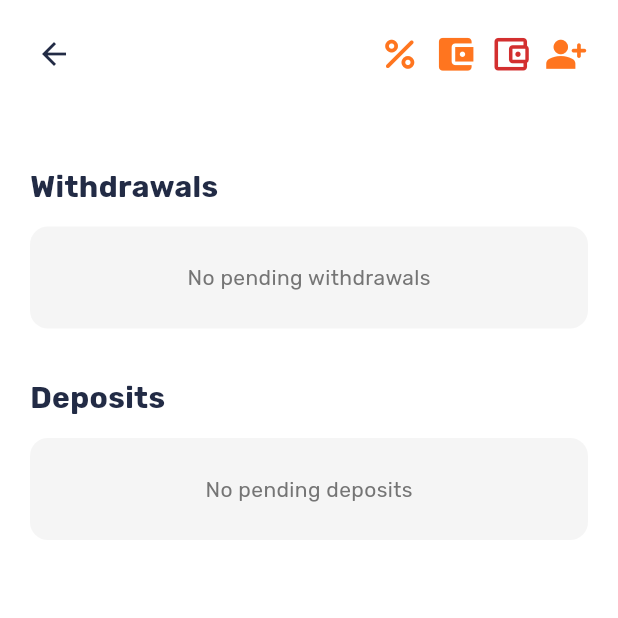
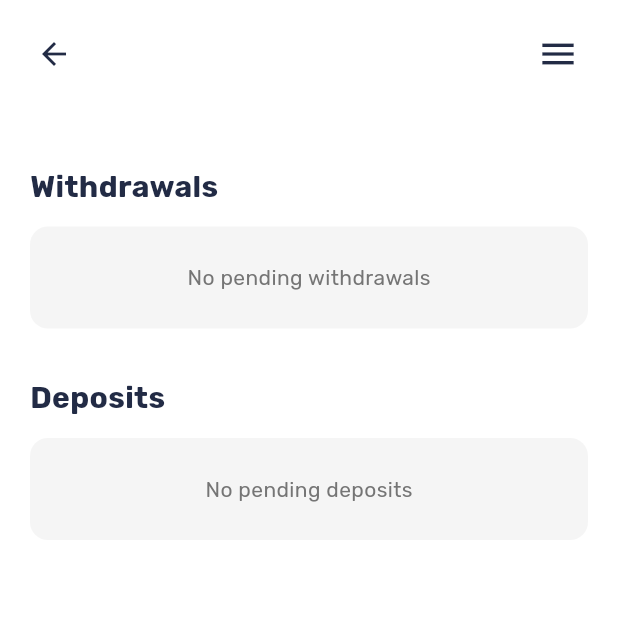
Before and after one commit to calebdaradal/ac_app, a Flutter app: the AdminScreen screen opened by its route, on a phone screen of 412 x 824 dp, the top half of it. Run offline on Flutter 3.47's test engine with Material 3 defaults, Android fonts, the phone set to English and light mode, and no system bars; our stand-ins replace flutter_dotenv, flutter_secure_storage, flutter_svg, google_fonts, image_picker, pinput and 2 more; missing offline and left inert: onesignal_flutter; accounts and stored records are empty; statements that could not run were skipped.

Commit message:
Changed the actions in the admin panel and put inside a hamburger icon

```diff
--- a/lib/screens/admin_screen.dart
+++ b/lib/screens/admin_screen.dart
@@ -1927,57 +1927,74 @@ class _AdminScreenState extends State<AdminScreen> {
                 Expanded(
                   child: SizedBox(),
                 ),
-                Row(
-                  children: [
-                    InkWell(
-                      onTap: () {
-                        _showYieldModal();
-                      },
-                      borderRadius: BorderRadius.all(Radius.circular(25)),
-                      highlightColor: Colors.white,
-                      child: Padding(
-                        padding: const EdgeInsets.all(4.0),
-                        child: Icon(Icons.percent_rounded, size: 29, color: AppColors.primaryColor),
-                      ),
+                Theme(
+                  data: Theme.of(context).copyWith(
+                    popupMenuTheme: PopupMenuThemeData(
+                      color: AppColors.secondaryColor,
                     ),
-
-                    InkWell(
-                      onTap: () {
-                        _showDepositModal();
-                      },
-                      borderRadius: BorderRadius.all(Radius.circular(25)),
-                      highlightColor: Colors.white,
-                      child: Padding(
-                        padding: const EdgeInsets.all(4.0),
-                        child: Icon(Icons.account_balance_wallet, size: 29, color: AppColors.primaryColor),
-                      ),
-                    ),
-
-                    InkWell(
-                      onTap: () {
-                        _showWithdrawModal();
-                      },
-                      borderRadius: BorderRadius.all(Radius.circular(25)),
-                      highlightColor: Colors.white,
-                      child: Padding(
-                        padding: const EdgeInsets.all(4.0),
-                        child: Icon(Icons.account_balance_wallet_outlined, size: 29, color: Colors.red.shade700),
-                      ),
-                    ),
-
-                    InkWell(
-                      onTap: () {
-                        Navigator.pushNamed(context, CreateUserScreen.routeName);
-                      },
-                      borderRadius: BorderRadius.all(Radius.circular(25)),
-                      highlightColor: Colors.white,
-                      child: Padding(
-                        padding: const EdgeInsets.all(4.0),
-                        child: Icon(Icons.person_add_alt_rounded, size: 29, color: AppColors.primaryColor),
-                      ),
-                    ),
-                  ],
-                )
+                  ),
+                  child: PopupMenuButton<String>(
+                    icon: Icon(Icons.menu, color: AppColors.titleColor, size: 28),
+                    onSelected: (value) {
+                      switch (value) {
+                        case 'yield':
+                          _showYieldModal();
+                          break;
+                        case 'deposit':
+                          _showDepositModal();
+                          break;
+                        case 'withdraw':
+                          _showWithdrawModal();
+                          break;
+                        case 'create_user':
+                          Navigator.pushNamed(context, CreateUserScreen.routeName);
+                          break;
+                      }
+                    },
+                    itemBuilder: (BuildContext context) => [
+                      PopupMenuItem<String>(
+                        value: 'yield',
+                        child: Row(
+                          children: [
+                            Icon(Icons.percent_rounded, color: AppColors.primaryColor, size: 20),
+                            const SizedBox(width: 12),
+                            const Text('Apply Yield'),
+                          ],
+                        ),
+                      ),
+                      PopupMenuItem<String>(
+                        value: 'deposit',
+                        child: Row(
+                          children: [
+                            Icon(Icons.account_balance_wallet, color: AppColors.primaryColor, size: 20),
+                            const SizedBox(width: 12),
+                            const Text('Apply Deposit'),
+                          ],
+                        ),
+                      ),
+                      PopupMenuItem<String>(
+                        value: 'withdraw',
+                        child: Row(
+                          children: [
+                            Icon(Icons.account_balance_wallet_outlined, color: Colors.red.shade700, size: 20),
+                            const SizedBox(width: 12),
+                            const Text('Apply Withdraw'),
+                          ],
+                        ),
+                      ),
+                      PopupMenuItem<String>(
+                        value: 'create_user',
+                        child: Row(
+                          children: [
+                            Icon(Icons.person_add_alt_rounded, color: AppColors.primaryColor, size: 20),
+                            const SizedBox(width: 12),
+                            const Text('Create new User'),
+                          ],
+                        ),
+                      ),
+                    ],
+                  ),
+                ),
               ],
             ),
           ),
```
